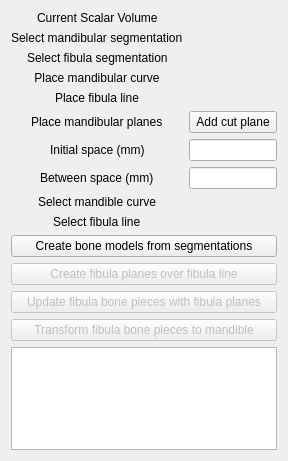
Qt form BoneReconstructionPlanner/Resources/UI/BoneReconstructionPlanner.ui (SlicerIGT/SlicerBoneReconstructionPlanner) before a commit.
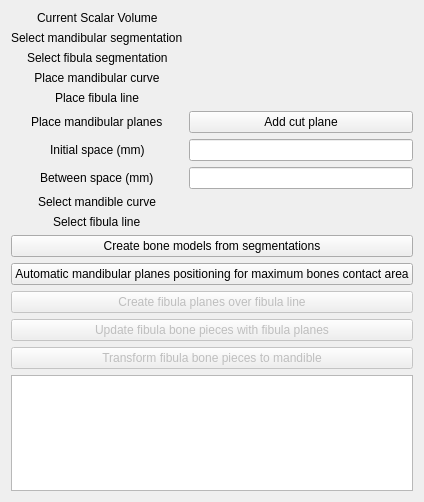
The same form after that commit. Custom widgets are drawn as their Qt base class.

Commit message: automatic mandibular plane normals calculation (for maximum bone contact) button and functionality

```diff
--- a/BoneReconstructionPlanner/Resources/UI/BoneReconstructionPlanner.ui
+++ b/BoneReconstructionPlanner/Resources/UI/BoneReconstructionPlanner.ui
@@ -6,8 +6,8 @@
    <rect>
     <x>0</x>
     <y>0</y>
-    <width>288</width>
-    <height>461</height>
+    <width>379</width>
+    <height>502</height>
    </rect>
   </property>
   <layout class="QVBoxLayout" name="verticalLayout">
@@ -213,6 +213,13 @@
      </property>
     </widget>
    </item>
+   <item>
+    <widget class="QPushButton" name="mandibularAutomaticPositioningButton">
+     <property name="text">
+      <string>Automatic mandibular planes positioning for maximum bones contact area</string>
+     </property>
+    </widget>
+   </item>
    <item>
     <widget class="QPushButton" name="createPlanesButton">
      <property name="enabled">
```
The commit also changes 1 other file.
